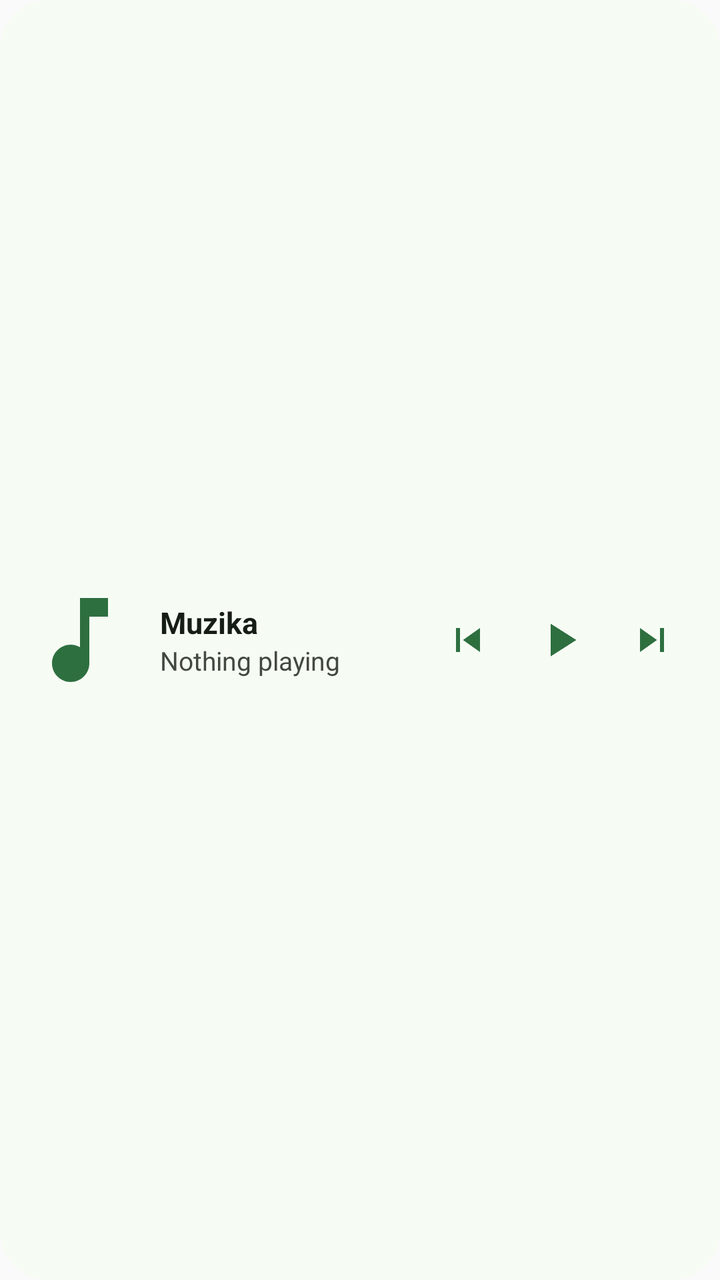
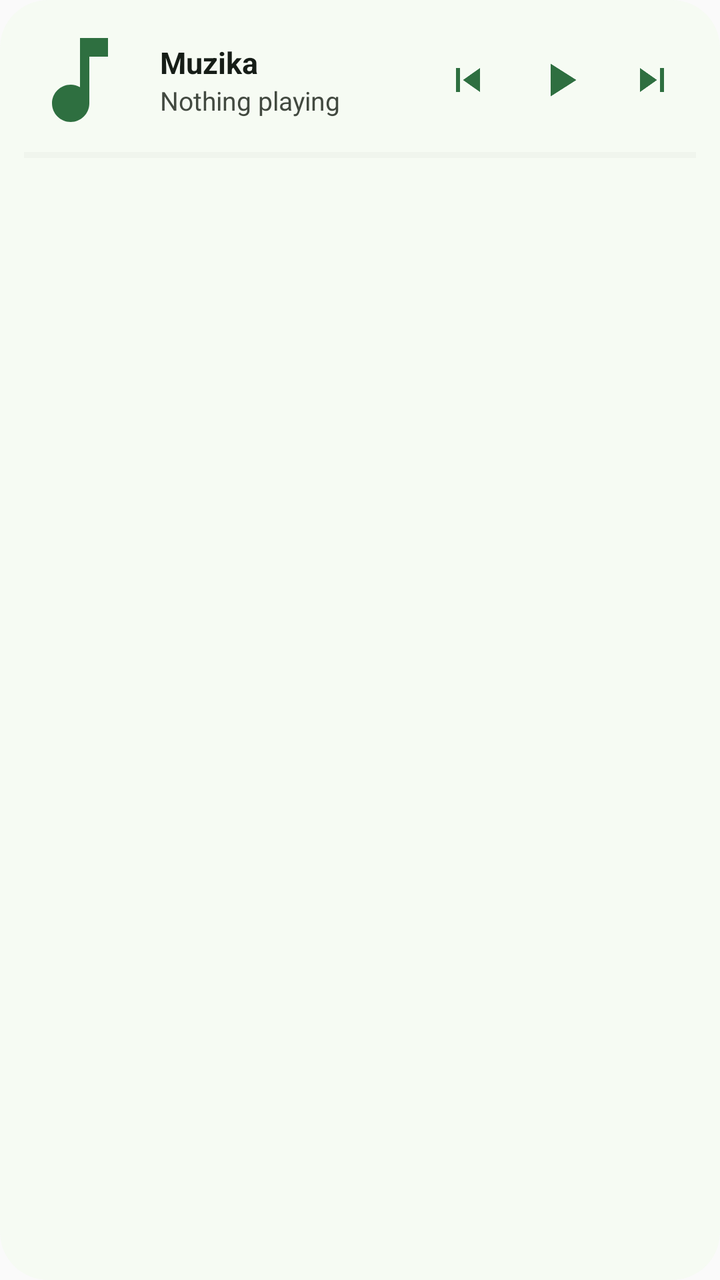

An Android layout rendered at two revisions. The XML below is the earlier revision; the diff shows what the commit changed to produce the second picture.
<!-- AndroidManifest.xml: application theme Theme.Muzika -->
<!-- res/layout/widget_now_playing.xml -->
<?xml version="1.0" encoding="utf-8"?>
<LinearLayout xmlns:android="http://schemas.android.com/apk/res/android"
    android:id="@+id/widget_root"
    android:layout_width="match_parent"
    android:layout_height="wrap_content"
    android:minWidth="180dp"
    android:minHeight="72dp"
    android:orientation="horizontal"
    android:gravity="center_vertical"
    android:padding="12dp"
    android:background="@drawable/widget_background">

    <ImageView
        android:id="@+id/widget_art"
        android:layout_width="56dp"
        android:layout_height="56dp"
        android:scaleType="centerCrop"
        android:contentDescription="Album art"
        android:src="@drawable/ic_widget_note" />

    <LinearLayout
        android:layout_width="0dp"
        android:layout_height="wrap_content"
        android:layout_weight="1"
        android:orientation="vertical"
        android:layout_marginStart="12dp"
        android:layout_marginEnd="8dp">

        <TextView
            android:id="@+id/widget_title"
            android:layout_width="match_parent"
            android:layout_height="wrap_content"
            android:maxLines="1"
            android:ellipsize="end"
            android:textSize="15sp"
            android:textStyle="bold"
            android:textColor="@color/widget_title"
            android:text="Muzika" />

        <TextView
            android:id="@+id/widget_artist"
            android:layout_width="match_parent"
            android:layout_height="wrap_content"
            android:maxLines="1"
            android:ellipsize="end"
            android:textSize="13sp"
            android:textColor="@color/widget_subtitle"
            android:text="Nothing playing" />
    </LinearLayout>

    <ImageButton
        android:id="@+id/widget_previous"
        android:layout_width="44dp"
        android:layout_height="44dp"
        android:background="@android:color/transparent"
        android:contentDescription="Previous"
        android:scaleType="fitCenter"
        android:padding="10dp"
        android:src="@drawable/ic_widget_previous" />

    <ImageButton
        android:id="@+id/widget_toggle"
        android:layout_width="48dp"
        android:layout_height="48dp"
        android:background="@android:color/transparent"
        android:contentDescription="Play"
        android:scaleType="fitCenter"
        android:padding="10dp"
        android:src="@drawable/ic_widget_play" />

    <ImageButton
        android:id="@+id/widget_next"
        android:layout_width="44dp"
        android:layout_height="44dp"
        android:background="@android:color/transparent"
        android:contentDescription="Next"
        android:scaleType="fitCenter"
        android:padding="10dp"
        android:src="@drawable/ic_widget_next" />
</LinearLayout>
<!-- resources referenced by this layout -->
<resources>
  <color name="widget_subtitle">#FF424940</color>
  <color name="widget_title">#FF161D17</color>
  <!-- drawable ic_widget_next (drawable) -->
  <?xml version="1.0" encoding="utf-8"?>
  <vector xmlns:android="http://schemas.android.com/apk/res/android"
      android:width="24dp" android:height="24dp"
      android:viewportWidth="24" android:viewportHeight="24"
      android:tint="@color/widget_icon">
      <path android:fillColor="@android:color/white" android:pathData="M6,18l8.5,-6L6,6v12zM16,6v12h2L18,6h-2z" />
  </vector>
  <!-- drawable ic_widget_note (drawable) -->
  <?xml version="1.0" encoding="utf-8"?>
  <vector xmlns:android="http://schemas.android.com/apk/res/android"
      android:width="24dp" android:height="24dp"
      android:viewportWidth="24" android:viewportHeight="24"
      android:tint="@color/widget_icon">
      <path android:fillColor="@android:color/white" android:pathData="M12,3v10.55c-0.59,-0.34 -1.27,-0.55 -2,-0.55 -2.21,0 -4,1.79 -4,4s1.79,4 4,4 4,-1.79 4,-4L14,7h4L18,3h-6z" />
  </vector>
  <!-- drawable ic_widget_play (drawable) -->
  <?xml version="1.0" encoding="utf-8"?>
  <vector xmlns:android="http://schemas.android.com/apk/res/android"
      android:width="24dp" android:height="24dp"
      android:viewportWidth="24" android:viewportHeight="24"
      android:tint="@color/widget_icon">
      <path android:fillColor="@android:color/white" android:pathData="M8,5v14l11,-7z" />
  </vector>
  <!-- drawable ic_widget_previous (drawable) -->
  <?xml version="1.0" encoding="utf-8"?>
  <vector xmlns:android="http://schemas.android.com/apk/res/android"
      android:width="24dp" android:height="24dp"
      android:viewportWidth="24" android:viewportHeight="24"
      android:tint="@color/widget_icon">
      <path android:fillColor="@android:color/white" android:pathData="M6,6h2v12L6,18zM9.5,12l8.5,6L18,6l-8.5,6z" />
  </vector>
  <!-- drawable widget_background (drawable) -->
  <?xml version="1.0" encoding="utf-8"?>
  <shape xmlns:android="http://schemas.android.com/apk/res/android"
      android:shape="rectangle">
      <corners android:radius="24dp" />
      <solid android:color="@color/widget_background" />
  </shape>
  <style name="Theme.Muzika" parent="android:Theme.Material.Light.NoActionBar" />
  <color name="widget_icon">#FF2E6F40</color>
  <color name="widget_background">#F2F6FBF3</color>
</resources>

<!-- the commit's change to res/layout/widget_now_playing.xml (unified diff, before → after) -->
@@ -5,10 +5,15 @@
     android:layout_height="wrap_content"
     android:minWidth="180dp"
     android:minHeight="72dp"
-    android:orientation="horizontal"
-    android:gravity="center_vertical"
+    android:orientation="vertical"
     android:padding="12dp"
     android:background="@drawable/widget_background">
+
+  <LinearLayout
+      android:layout_width="match_parent"
+      android:layout_height="wrap_content"
+      android:orientation="horizontal"
+      android:gravity="center_vertical">
 
     <ImageView
         android:id="@+id/widget_art"
@@ -77,4 +82,17 @@
         android:scaleType="fitCenter"
         android:padding="10dp"
         android:src="@drawable/ic_widget_next" />
+  </LinearLayout>
+
+  
+  <ProgressBar
+      android:id="@+id/widget_progress"
+      style="@android:style/Widget.Material.ProgressBar.Horizontal"
+      android:layout_width="match_parent"
+      android:layout_height="3dp"
+      android:layout_marginTop="8dp"
+      android:max="1000"
+      android:progress="0"
+      android:progressTint="@color/widget_icon"
+      android:progressBackgroundTint="@color/widget_art_placeholder" />
 </LinearLayout>
<!-- resource entries referenced after the edit -->
@@ -1,5 +1,7 @@
 <!-- resources referenced by this layout -->
 <resources>
+  <color name="widget_art_placeholder">#FFDCE5DB</color>
+  <color name="widget_icon">#FF2E6F40</color>
   <color name="widget_subtitle">#FF424940</color>
   <color name="widget_title">#FF161D17</color>
   <!-- drawable ic_widget_next (drawable) -->
@@ -42,7 +44,6 @@
       <solid android:color="@color/widget_background" />
   </shape>
   <style name="Theme.Muzika" parent="android:Theme.Material.Light.NoActionBar" />
-  <color name="widget_icon">#FF2E6F40</color>
   <color name="widget_background">#F2F6FBF3</color>
 </resources>
 
